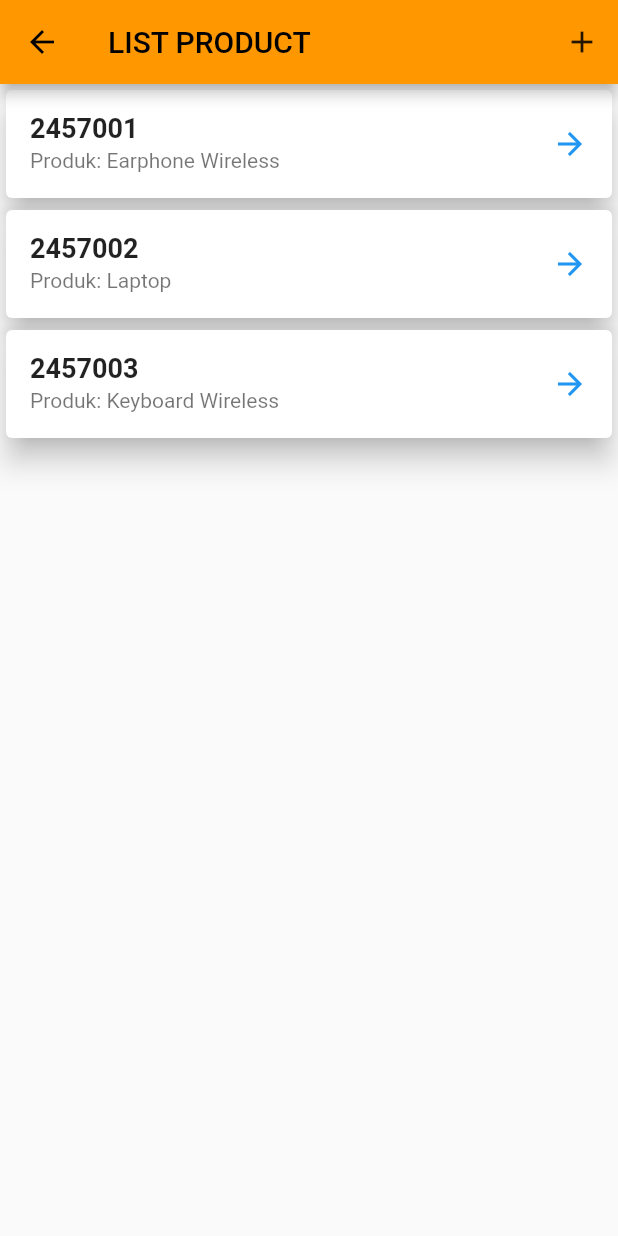
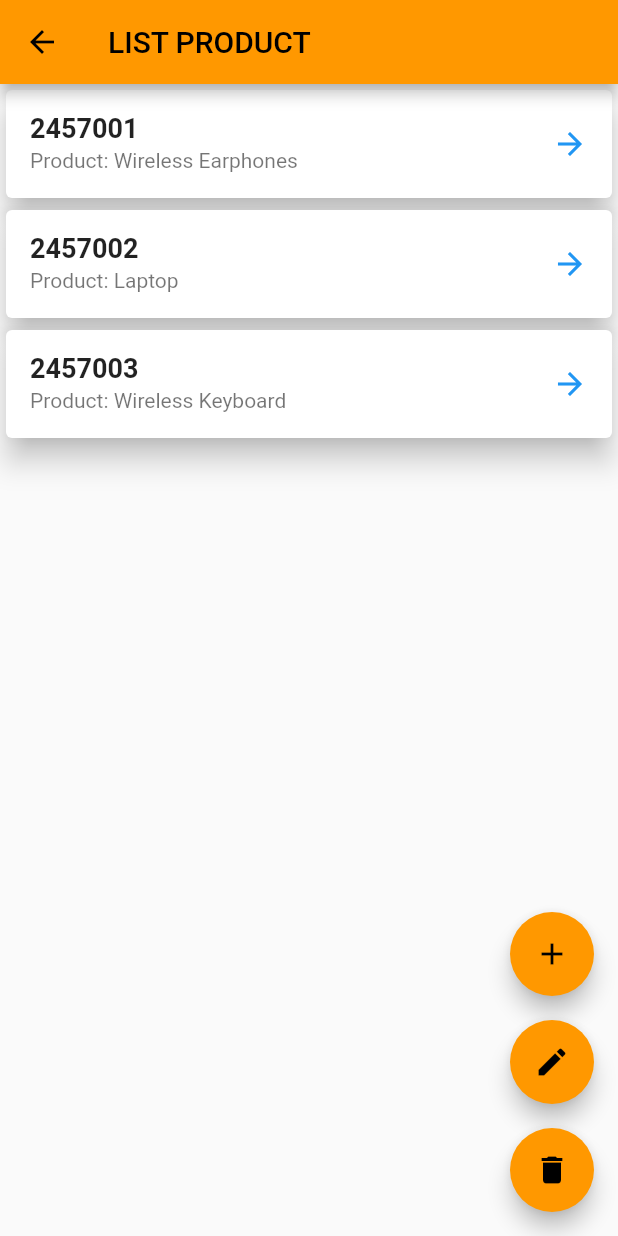
Before and after one commit to alfiansyahrst23/tb1_mp, a Flutter app: the PageProduct screen opened by its route, on a phone screen of 412 x 824 dp. Run offline on Flutter 3.47's test engine with Material 2 defaults, Android fonts, the phone set to English and light mode, and no system bars.

Commit message:
update_last

```diff
--- a/lib/page_produk.dart
+++ b/lib/page_produk.dart
@@ -1,5 +1,6 @@
 import 'package:flutter/material.dart';
 import 'package:tugas_besar_1/form_produk.dart';
+import 'package:tugas_besar_1/view_produk.dart';
 
 class PageProduct extends StatefulWidget {
   const PageProduct({Key? key}) : super(key: key);
@@ -18,30 +19,10 @@ class _PageProductState extends State<PageProduct> {
         preferredSize: Size.fromHeight(kToolbarHeight),
         child: AppBar(
           title: const Text('LIST PRODUCT'),
-          flexibleSpace: Row(
-            children: [
-              Expanded(
-                child: Container(
-                  alignment: Alignment.centerRight,
-                  child: IconButton(
-                    icon: const Icon(Icons.add),
-                    onPressed: () async {
-                      Navigator.push(
-                        context,
-                        MaterialPageRoute(
-                          builder: (context) => const FormProduct(),
-                        ),
-                      );
-                    },
-                  ),
-                ),
-              ),
-            ],
-          ),
         ),
       ),
       body: ListView(
-        children: const [
+        children: [
           Card(
             elevation: 8,
             child: ListTile(
@@ -53,14 +34,24 @@ class _PageProductState extends State<PageProduct> {
                 ),
               ),
               subtitle: Text(
-                'Produk: Earphone Wireless',
+                'Product: Wireless Earphones',
                 style: TextStyle(
                   fontSize: 14.0,
                 ),
               ),
-              trailing: Icon(
-                Icons.arrow_forward,
-                color: Colors.blue,
+              trailing: GestureDetector(
+                onTap: () async {
+                  Navigator.push(
+                    context,
+                    MaterialPageRoute(
+                      builder: (context) => const ViewProduct(),
+                    ),
+                  );
+                },
+                child: const Icon(
+                  Icons.arrow_forward,
+                  color: Colors.blue,
+                ),
               ),
             ),
           ),
@@ -75,7 +66,7 @@ class _PageProductState extends State<PageProduct> {
                 ),
               ),
               subtitle: Text(
-                'Produk: Laptop',
+                'Product: Laptop',
                 style: TextStyle(
                   fontSize: 14.0,
                 ),
@@ -97,7 +88,7 @@ class _PageProductState extends State<PageProduct> {
                 ),
               ),
               subtitle: Text(
-                'Produk: Keyboard Wireless',
+                'Product: Wireless Keyboard',
                 style: TextStyle(
                   fontSize: 14.0,
                 ),
@@ -110,6 +101,72 @@ class _PageProductState extends State<PageProduct> {
           )
         ],
       ),
+      floatingActionButton: Column(
+        mainAxisAlignment: MainAxisAlignment.end,
+        children: [
+          FloatingActionButton(
+            onPressed: () async {
+              Navigator.push(
+                context,
+                MaterialPageRoute(
+                  builder: (context) => const FormProduct(),
+                ),
+              );
+            },
+            child: const Icon(Icons.add),
+          ),
+          SizedBox(height: 16.0),
+          FloatingActionButton(
+            onPressed: () {
+              // Action for the second button
+              print('Action: Second button');
+            },
+            child: const Icon(Icons.edit),
+          ),
+          SizedBox(height: 16.0),
+          FloatingActionButton(
+            onPressed: () {
+              // Action for the second button
+              print('Action: Second button');
+            },
+            child: const Icon(Icons.delete),
+          ),
+        ],
+      ),
     );
   }
 }
+
+class ButtonActions extends StatelessWidget {
+  @override
+  Widget build(BuildContext context) {
+    return Column(
+      mainAxisAlignment: MainAxisAlignment.center,
+      children: [
+        ElevatedButton(
+          onPressed: () {
+            // Action when "Update" button is pressed
+            print('Action: Update');
+          },
+          child: const Text('Update'),
+        ),
+        SizedBox(height: 20.0),
+        ElevatedButton(
+          onPressed: () {
+            // Action when "Delete" button is pressed
+            print('Action: Delete');
+          },
+          child: const Text('Delete'),
+        ),
+        SizedBox(height: 20.0),
+        ElevatedButton(
+          onPressed: () {
+            // Action when "Edit" button is pressed
+            print('Action: Edit');
+          },
+          child: const Text('Edit'),
+        ),
+      ],
+    );
+  }
+}
```
